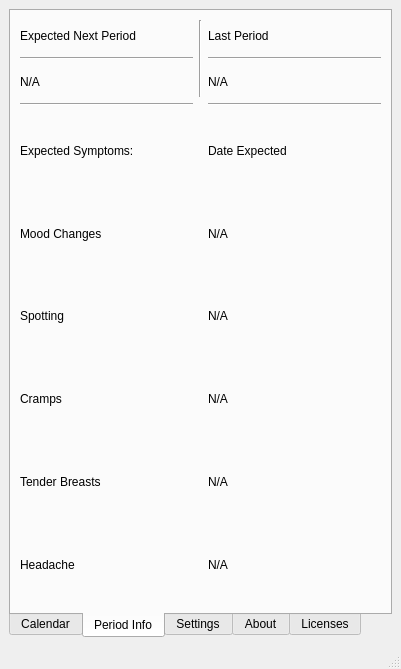
Above: mainwindow.ui from socphoenix/Period_Underground before the change. Below: the same form after it.
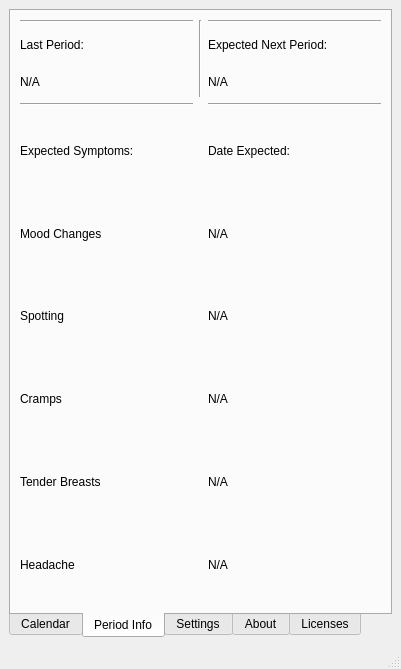
That is the form after the change. The open tabs and pages were chosen to show the change.

Commit message: bump android version

The edit to the form file:
```diff
--- a/mainwindow.ui
+++ b/mainwindow.ui
@@ -226,13 +226,6 @@
         </item>
         <item row="0" column="0">
          <layout class="QVBoxLayout" name="verticalLayout">
-          <item>
-           <widget class="QLabel" name="label_4">
-            <property name="text">
-             <string>Expected Next Period</string>
-            </property>
-           </widget>
-          </item>
           <item>
            <widget class="Line" name="line">
             <property name="orientation">
@@ -241,7 +234,14 @@
            </widget>
           </item>
           <item>
-           <widget class="QLabel" name="label_5">
+           <widget class="QLabel" name="label_6">
+            <property name="text">
+             <string>Last Period:</string>
+            </property>
+           </widget>
+          </item>
+          <item>
+           <widget class="QLabel" name="label_7">
             <property name="text">
              <string>N/A</string>
             </property>
@@ -293,17 +293,10 @@
         </item>
         <item row="0" column="2">
          <layout class="QGridLayout" name="gridLayout_3">
-          <item row="0" column="0">
-           <widget class="QLabel" name="label_6">
-            <property name="text">
-             <string>Last Period</string>
-            </property>
-           </widget>
-          </item>
           <item row="2" column="0">
-           <widget class="QLabel" name="label_7">
+           <widget class="QLabel" name="label_4">
             <property name="text">
-             <string>N/A</string>
+             <string>Expected Next Period:</string>
             </property>
            </widget>
           </item>
@@ -314,6 +307,13 @@
             </property>
            </widget>
           </item>
+          <item row="3" column="0">
+           <widget class="QLabel" name="label_5">
+            <property name="text">
+             <string>N/A</string>
+            </property>
+           </widget>
+          </item>
          </layout>
         </item>
         <item row="3" column="0">
@@ -333,7 +333,7 @@
         <item row="2" column="2">
          <widget class="QLabel" name="label_27">
           <property name="text">
-           <string>Date Expected</string>
+           <string>Date Expected:</string>
           </property>
          </widget>
         </item>
```
Left out of the diff: 2 changed lines with no effect on the pictures. The commit also changes 2 other files.
